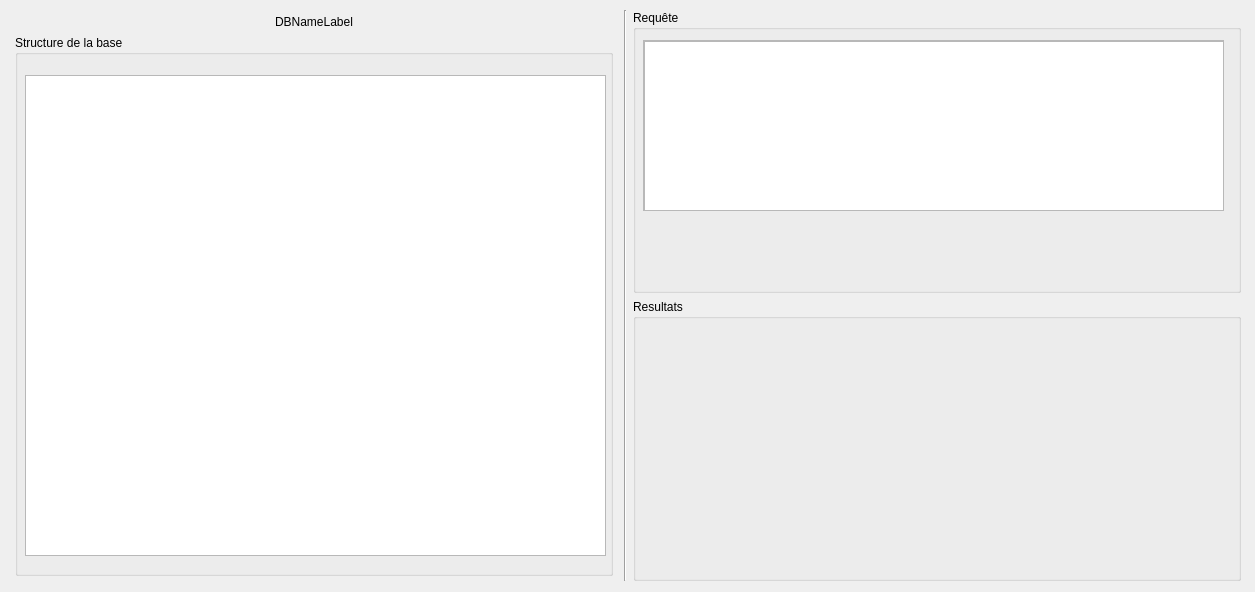
First picture: the form in dbview.ui, repository HenriSalard/QT_TP1, before the edit.
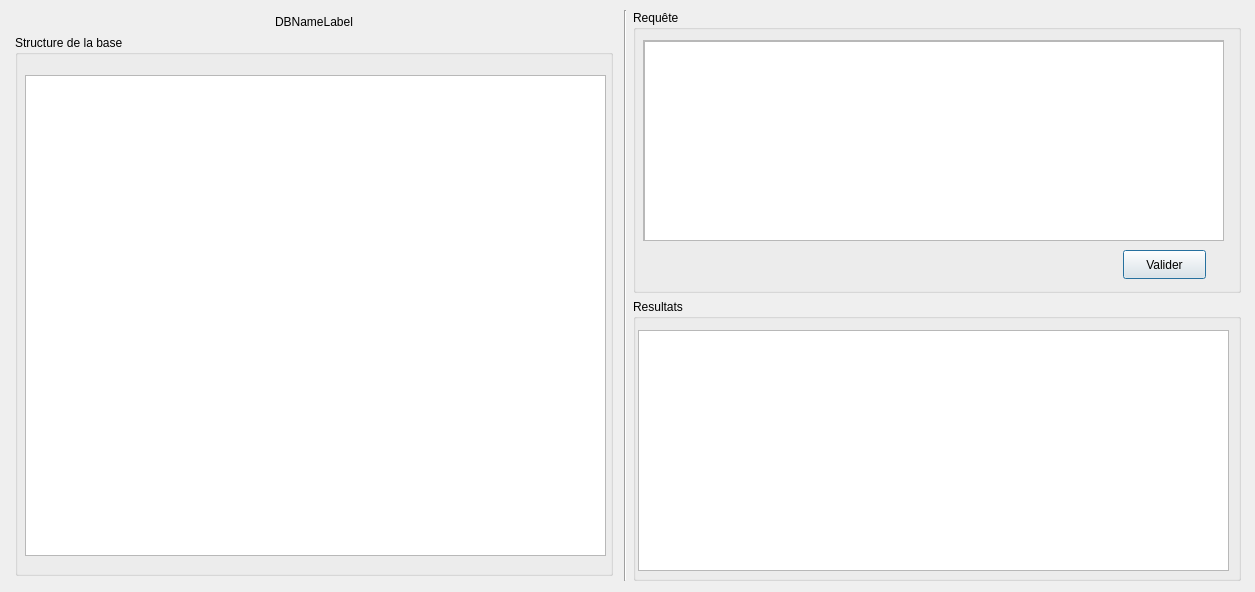
Second picture: the form after the edit.

What changed in the file:
```diff
--- a/dbview.ui
+++ b/dbview.ui
@@ -92,7 +92,7 @@
            <x>10</x>
            <y>30</y>
            <width>581</width>
-           <height>171</height>
+           <height>201</height>
           </rect>
          </property>
          <property name="widgetResizable">
@@ -104,7 +104,7 @@
             <x>0</x>
             <y>0</y>
             <width>579</width>
-            <height>169</height>
+            <height>199</height>
            </rect>
           </property>
           <widget class="QTextEdit" name="textEdit">
@@ -113,12 +113,25 @@
              <x>0</x>
              <y>0</y>
              <width>581</width>
-             <height>171</height>
+             <height>201</height>
             </rect>
            </property>
           </widget>
          </widget>
         </widget>
+        <widget class="QPushButton" name="pushButton">
+         <property name="geometry">
+          <rect>
+           <x>490</x>
+           <y>240</y>
+           <width>83</width>
+           <height>29</height>
+          </rect>
+         </property>
+         <property name="text">
+          <string>Valider</string>
+         </property>
+        </widget>
        </widget>
       </item>
       <item>
@@ -126,6 +139,16 @@
         <property name="title">
          <string>Resultats</string>
         </property>
+        <widget class="QTableWidget" name="tableWidget_2">
+         <property name="geometry">
+          <rect>
+           <x>5</x>
+           <y>31</y>
+           <width>591</width>
+           <height>241</height>
+          </rect>
+         </property>
+        </widget>
        </widget>
       </item>
      </layout>
```
